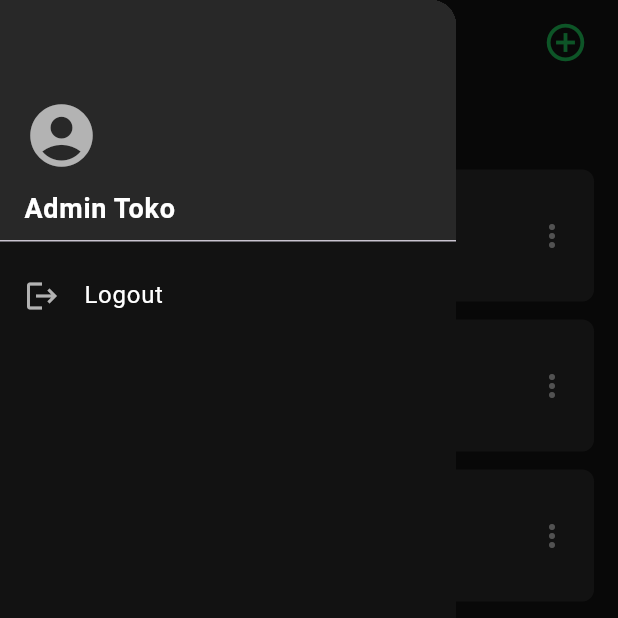
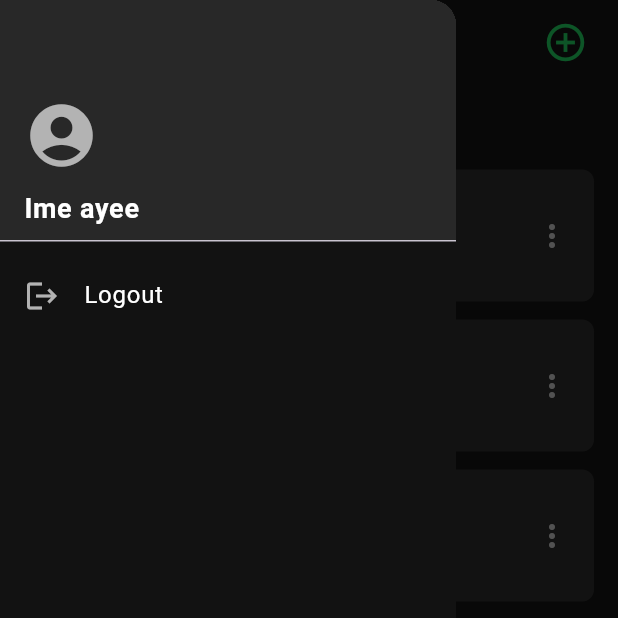
Before and after one commit to ImeShoukat/tugas8_pert10, a Flutter app: the screen it shows after launch, with the side drawer open, on a phone screen of 412 x 824 dp, the top half of it. Run offline on Flutter 3.47's test engine with Material 3 defaults, Android fonts, the phone set to English and light mode, and no system bars.

```diff
--- a/lib/main.dart
+++ b/lib/main.dart
@@ -16,7 +16,7 @@ class MyApp extends StatelessWidget {
   @override
   Widget build(BuildContext context) {
     return MaterialApp(
-      title: 'Toko Kita',
+      title: 'Toko Kita - Ime',
       debugShowCheckedModeBanner: false,
       home: ProdukPage(),
       );
--- a/lib/ui/produk_detail.dart
+++ b/lib/ui/produk_detail.dart
@@ -31,7 +31,7 @@ class _ProdukDetailState extends State<ProdukDetail> {
     return Scaffold(
       backgroundColor: _spotifyBlack,
       appBar: AppBar(
-        title: const Text("Detail Produk", style: TextStyle(fontWeight: FontWeight.bold, color: Colors.white)),
+        title: const Text("Detail Produk - Ime", style: TextStyle(fontWeight: FontWeight.bold, color: Colors.white)),
         backgroundColor: _spotifyBlack,
         iconTheme: const IconThemeData(color: Colors.white),
         elevation: 0,
@@ -135,7 +135,7 @@ class _ProdukDetailState extends State<ProdukDetail> {
               padding: const EdgeInsets.symmetric(vertical: 16),
               shape: const StadiumBorder(),
             ),
-            child: const Text("EDIT", style: TextStyle(fontWeight: FontWeight.bold)),
+            child: const Text("Edit", style: TextStyle(fontWeight: FontWeight.bold)),
             onPressed: () {
               Navigator.push(
                 context,
@@ -158,7 +158,7 @@ class _ProdukDetailState extends State<ProdukDetail> {
               padding: const EdgeInsets.symmetric(vertical: 16),
               shape: const StadiumBorder(),
             ),
-            child: const Text("DELETE", style: TextStyle(fontWeight: FontWeight.bold)),
+            child: const Text("Hapus", style: TextStyle(fontWeight: FontWeight.bold)),
             onPressed: () => confirmHapus(),
           ),
         ),
--- a/lib/ui/produk_form.dart
+++ b/lib/ui/produk_form.dart
@@ -110,7 +110,7 @@ class _ProdukFormState extends State<ProdukForm> {
   // Membuat Textbox Kode Produk
   Widget _kodeProdukTextField() {
     return TextFormField(
-      style: const TextStyle(color: Colors.white), // Teks putih
+      style: const TextStyle(color: Colors.white),
       decoration: _spotifyDecoration("Kode Produk"),
       cursorColor: _spotifyGreen,
       keyboardType: TextInputType.text,
--- a/lib/ui/produk_page.dart
+++ b/lib/ui/produk_page.dart
@@ -11,7 +11,6 @@ class ProdukPage extends StatefulWidget {
 }
 
 class _ProdukPageState extends State<ProdukPage> {
-  // Palette Warna Spotify
   final Color _spotifyBlack = const Color(0xFF121212);
   final Color _spotifyDarkGrey = const Color(0xFF282828);
   final Color _spotifyGreen = const Color(0xFF1DB954);
@@ -25,7 +24,7 @@ class _ProdukPageState extends State<ProdukPage> {
         backgroundColor: _spotifyBlack,
         elevation: 0,
         title: const Text(
-          'List Produk',
+          'List Produk - Ime',
           style: TextStyle(
             color: Colors.white,
             fontWeight: FontWeight.bold,
@@ -59,7 +58,7 @@ class _ProdukPageState extends State<ProdukPage> {
                    Icon(Icons.account_circle, size: 50, color: _spotifyLightGrey),
                    const SizedBox(height: 10),
                    const Text(
-                     "Admin Toko",
+                     "Ime ayee",
                      style: TextStyle(color: Colors.white, fontSize: 18, fontWeight: FontWeight.bold),
                    ),
                 ],
--- a/lib/ui/registrasi_page.dart
+++ b/lib/ui/registrasi_page.dart
@@ -53,7 +53,7 @@ class _RegistrasiPageState extends State<RegistrasiPage> {
       backgroundColor: _spotifyBlack,
       appBar: AppBar(
         title: const Text(
-          "Create Account",
+          "Buat Akun - Ime",
           style: TextStyle(fontWeight: FontWeight.bold, color: Colors.white),
         ),
         backgroundColor: _spotifyBlack,
```
Also changed, not shown: asset/apus produk.png (added), asset/detail.png (added), asset/form tambah.png (added), asset/form ubah prduk.png (added), asset/home-sidebar.png (added), asset/home.png (added), asset/login.png (added), asset/registrasi.png (added), asset/ubah produk submit.png (added), 1 other file.
